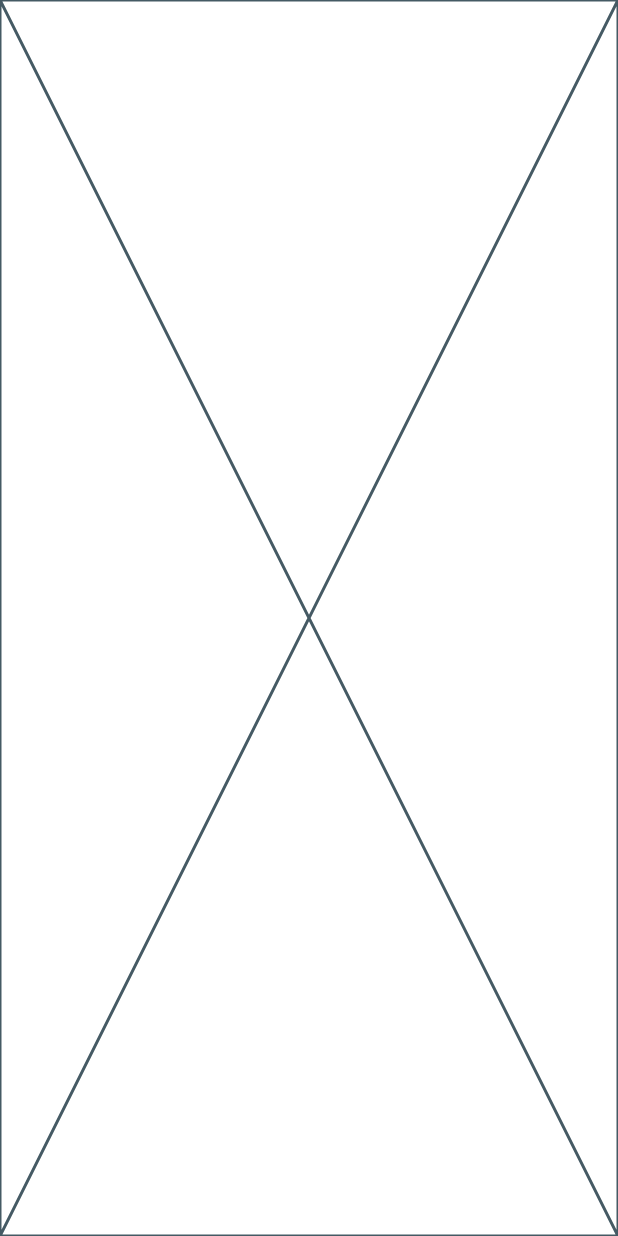
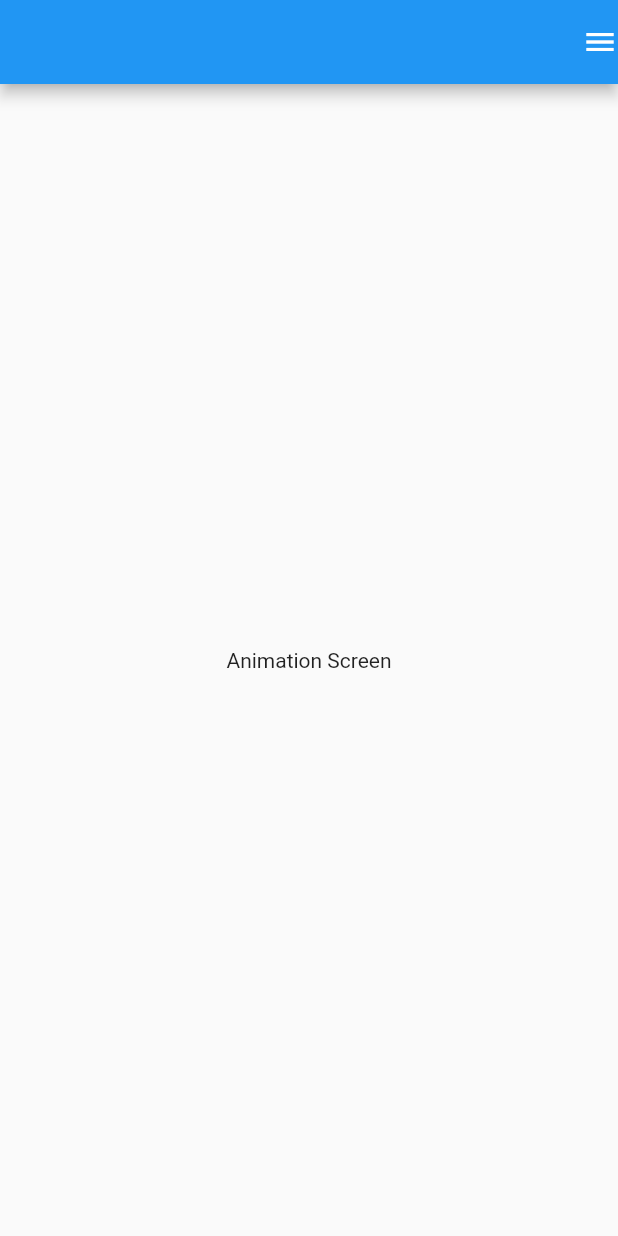
Before and after one commit to yuhyunkimm/Flutter_AnimatedContainer, a Flutter app: the screen it shows after launch, on a phone screen of 412 x 824 dp. Run offline on Flutter 3.47's test engine with Material 2 defaults, Android fonts, the phone set to English and light mode, and no system bars.

Commit message:
appbar menu inout add

```diff
--- a/lib/main.dart
+++ b/lib/main.dart
@@ -10,16 +10,60 @@ class MyApp extends StatelessWidget {
   @override
   Widget build(BuildContext context) {
     return MaterialApp(
+      debugShowCheckedModeBanner: false,
       home: MyHome(),
     );
   }
 }
 
-class MyHome extends StatelessWidget {
+class MyHome extends StatefulWidget {
   const MyHome({Key? key}) : super(key: key);
 
   @override
+  State<MyHome> createState() => _MyHomeState();
+}
+
+class _MyHomeState extends State<MyHome> {
+  Size size = Size(0, 0);
+  bool isOpen = false;
+
+  @override
+  void initState() {
+    super.initState();
+  }
+
+  @override
   Widget build(BuildContext context) {
-    return const Placeholder();
+    size = MediaQuery.of(context).size;
+    print("size width : ${size.width}");
+    return Scaffold(
+      appBar: AppBar(
+        actions: [
+          InkWell(
+            child: Icon(Icons.menu),
+            onTap: () {
+              setState(() {
+                isOpen = !isOpen;
+              });
+            },
+          ),
+        ],
+      ),
+      body: Stack(
+        children: [
+          Center(
+            child: Text("Animation Screen"),
+          ),
+          AnimatedContainer(
+            curve: Curves.easeInOutBack, // esseInOut
+            duration: Duration(seconds: 2),
+            height: double.infinity,
+            width: size.width * (2 / 3),
+            color: Colors.blue,
+            transform: Matrix4.translationValues(isOpen ? size.width *(2/3) : size.width, 0, 0),
+          ),
+        ],
+      ),
+    );
   }
 }
```
